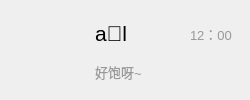
Above: Client/ui/ChatMain/FriendWidget.ui from sAkuraOfficial/Chat before the change. Below: the same form after it.
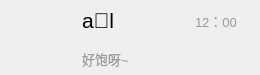
That is the form after the change. Icons and pictures are not drawn.

The edit to the form file:
```diff
--- a/Client/ui/ChatMain/FriendWidget.ui
+++ b/Client/ui/ChatMain/FriendWidget.ui
@@ -6,8 +6,8 @@
    <rect>
     <x>0</x>
     <y>0</y>
-    <width>250</width>
-    <height>100</height>
+    <width>260</width>
+    <height>75</height>
    </rect>
   </property>
   <property name="windowTitle">
@@ -25,8 +25,8 @@
   <widget class="QLabel" name="labe_profile">
    <property name="geometry">
     <rect>
-     <x>20</x>
-     <y>20</y>
+     <x>7</x>
+     <y>7</y>
      <width>60</width>
      <height>60</height>
     </rect>
@@ -41,8 +41,8 @@
   <widget class="QLabel" name="label_username">
    <property name="geometry">
     <rect>
-     <x>95</x>
-     <y>23</y>
+     <x>82</x>
+     <y>10</y>
      <width>101</width>
      <height>21</height>
     </rect>
@@ -59,9 +59,9 @@
   <widget class="QLabel" name="label_content">
    <property name="geometry">
     <rect>
-     <x>95</x>
-     <y>61</y>
-     <width>151</width>
+     <x>82</x>
+     <y>48</y>
+     <width>161</width>
      <height>21</height>
     </rect>
    </property>
@@ -77,8 +77,8 @@
   <widget class="QLabel" name="label_time">
    <property name="geometry">
     <rect>
-     <x>190</x>
-     <y>23</y>
+     <x>195</x>
+     <y>10</y>
      <width>51</width>
      <height>21</height>
     </rect>
```
